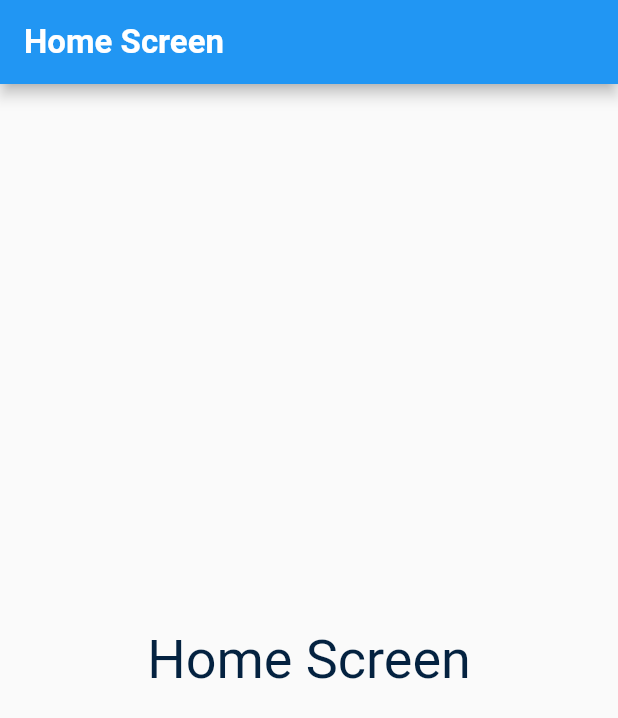
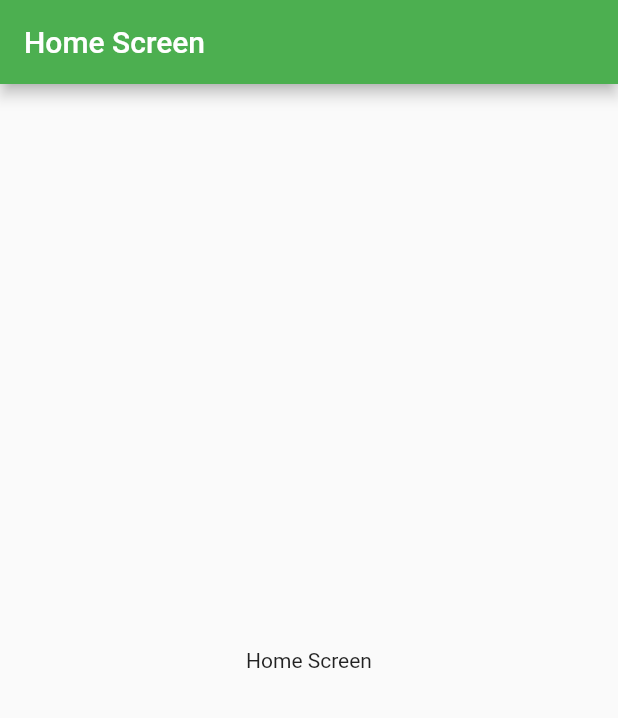
Before and after one commit to FireJuun/symptom_tracker, a Flutter app: the screen it shows after launch, on a phone screen of 412 x 824 dp. Shown: the top 718 px of the screen. Run offline on Flutter 3.47's test engine with Material 2 defaults, Android fonts, the phone set to English and light mode, and no system bars; our stand-ins replace get.

Commit message:
Start with last theme before bringign in new one

```diff
--- a/lib/main.dart
+++ b/lib/main.dart
@@ -1,6 +1,5 @@
 import 'package:flutter/material.dart';
 import 'package:get/get.dart';
-import 'package:symptom_tracker/theme.dart';
 
 void main() {
   runApp(MyApp());
@@ -12,7 +11,10 @@ class MyApp extends StatelessWidget {
   Widget build(BuildContext context) {
     return GetMaterialApp(
       title: 'Flutter Demo',
-      theme: appTheme(),
+      theme: ThemeData(
+        primarySwatch: Colors.green,
+        visualDensity: VisualDensity.adaptivePlatformDensity,
+      ),
       home: Scaffold(
         appBar: AppBar(
           title: Text('Home Screen'),
```
